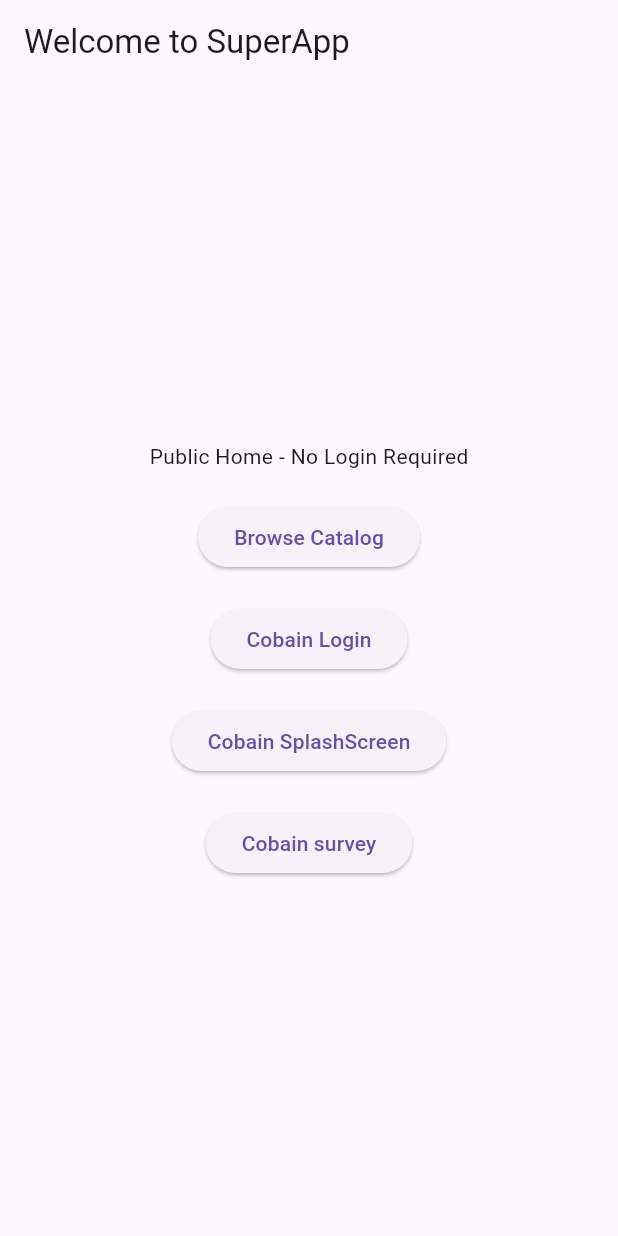
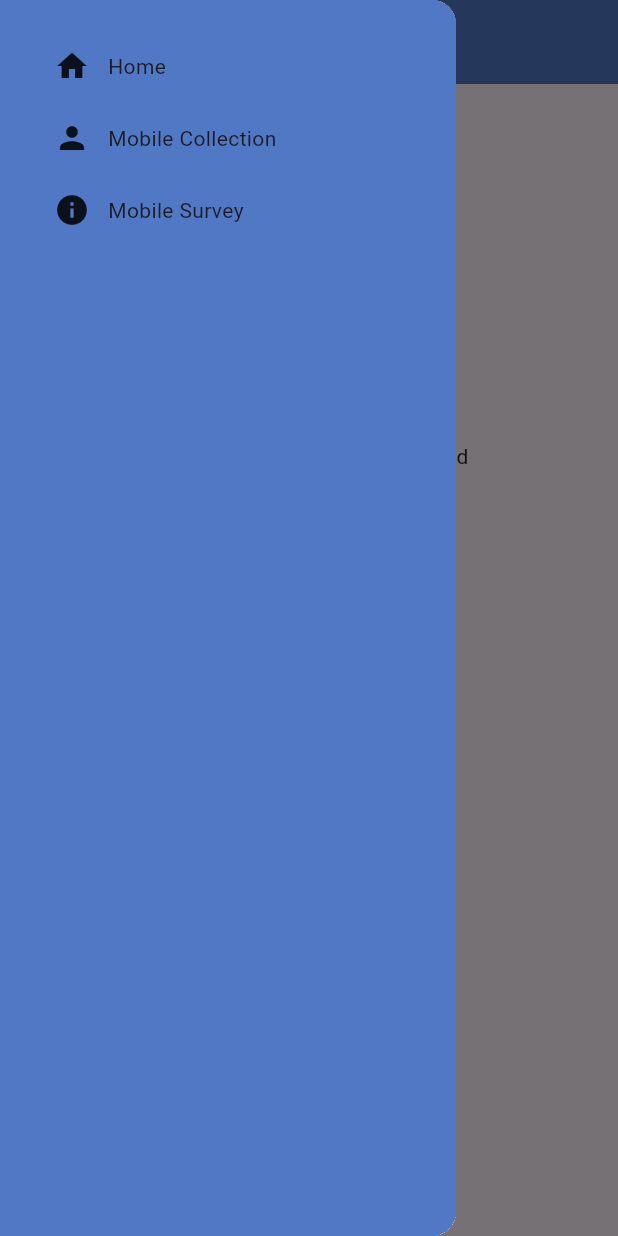
Before and after one commit to suzukifinanceindoensia/sufi-one, a Flutter app: the screen it shows after launch, with the side drawer open (before the commit the screen has no drawer), on a phone screen of 412 x 824 dp. Run offline on Flutter 3.47's test engine with Material 3 defaults, Android fonts, the phone set to English and light mode, and no system bars; our stand-ins replace geolocator, get, google_fonts, image_picker, logger; missing offline and left inert: installed_apps, onesignal_flutter.

Commit message:
add : sidebar

```diff
--- a/lib/app/modules/public/views/home_view.dart
+++ b/lib/app/modules/public/views/home_view.dart
@@ -1,5 +1,8 @@
 import 'package:flutter/material.dart';
 import 'package:get/get.dart';
+import 'package:sufi_one/app/modules/public/widgets/appbarWObutton.dart';
+import 'package:sufi_one/app/modules/public/widgets/appbarWsidebar.dart';
+import 'package:sufi_one/app/modules/public/widgets/sidebar.dart';
 import 'package:sufi_one/app/routes/app_routes.dart';
 
 class NavBarColor {
@@ -22,11 +25,17 @@ class _PublicHomePageState extends State<PublicHomePage> {
     const Center(child: Text('Chat')),
     const Center(child: Text('Akun')),
   ];
+  final GlobalKey<ScaffoldState> _scaffoldKey =
+      GlobalKey<ScaffoldState>();
 
   @override
   Widget build(BuildContext context) {
     return Scaffold(
-      appBar: AppBar(title: Text('Welcome to SuperApp')),
+      key:  _scaffoldKey,
+      appBar: SuzukiFinanceAppBarWsidebar(),
+      drawer: Drawer(
+        child: AppSidebar(),
+      ),
       body: Center(
         child: Column(
           mainAxisAlignment: MainAxisAlignment.center,
--- /dev/null
+++ b/lib/app/modules/public/widgets/appbarWsidebar.dart
@@ -0,0 +1,54 @@
+import 'package:flutter/material.dart';
+import 'package:sufi_one/app/theme/color_constant.dart';
+import 'package:sufi_one/app/theme/fontstyle.dart';
+
+class SuzukiFinanceAppBarWsidebar extends StatelessWidget
+    implements PreferredSizeWidget {
+  const SuzukiFinanceAppBarWsidebar({super.key, this.title = const Text('Register')});
+
+  final Widget title;
+
+  @override
+  Widget build(BuildContext context) {
+    return AppBar(
+      backgroundColor: AppColors.splashStart,
+      centerTitle:
+          false, // Consider making this configurable in the constructor if needed
+      toolbarHeight: 50,
+      automaticallyImplyLeading:
+          false, //  Important:  We'll add our own leading.
+      title: Row(
+        children: [
+          // Logo Suzuki
+          Image.asset(
+            'res/images/logo_suzuki.png', // Ganti dengan logo Suzuki kamu
+            height: 40,
+          ),
+          const SizedBox(width: 12),
+          // Judul
+          Column(
+            crossAxisAlignment: CrossAxisAlignment.start,
+            children: [
+              Text("Suzuki Finance", style: AppTextStyles.appBar),
+              Text(
+                'Kredit Resmi Suzuki',
+                style: AppTextStyles.appBarSmall,
+              ),
+            ],
+          ),
+        ],
+      ),
+      leading: IconButton(
+        //  Add the menu icon button here
+        icon: const Icon(Icons.menu),
+        onPressed: () {
+          // Use the Scaffold's key to open the drawer
+          Scaffold.of(context).openDrawer();
+        },
+      ),
+    );
+  }
+
+  @override
+  Size get preferredSize => const Size.fromHeight(kToolbarHeight);
+}
--- /dev/null
+++ b/lib/app/modules/public/widgets/sidebar.dart
@@ -0,0 +1,101 @@
+import 'package:flutter/material.dart';
+import 'package:sufi_one/app/routes/app_routes.dart';
+import 'package:sufi_one/app/theme/color_constant.dart';
+import 'package:get/get.dart';
+
+class AppSidebar extends StatelessWidget {
+
+  @override
+  Widget build(BuildContext context) {
+    final effectiveBackgroundColor = AppColors.splashStart;
+
+    return SizedBox(
+      width: 200,
+      child: Material(
+        color: effectiveBackgroundColor,
+        child: Padding(
+          padding: const EdgeInsets.all(20.0),
+          child: Column(
+            crossAxisAlignment: CrossAxisAlignment.start,
+            children: [
+              Expanded(
+                child: ListView(
+                  children: [
+                    SidebarItem(
+                      icon: const Icon(Icons.home),
+                      title: 'Home',
+                      onTap: () {
+                        Get.toNamed(AppRoutes.homepageCust);
+                      },
+                    ),
+                    SidebarItem(
+                      icon: const Icon(Icons.person),
+                      title: 'Mobile Collection',
+                      onTap: () {
+                        Get.toNamed(AppRoutes.mobileCollection);
+                      },
+                    ),
+                    SidebarItem(
+                      icon: const Icon(Icons.info),
+                      title: 'Mobile Survey',
+                      onTap: () {
+                        Get.toNamed(AppRoutes.mobileSurvey);
+                      },
+                    ),
+                  ],
+                ),
+              ),
+            ],
+          ),
+        ),
+      ),
+    );
+  }
+}
+
+class SidebarItem extends StatelessWidget {
+  final Widget? icon;
+  final String title;
+  final Widget? trailing;
+  final VoidCallback? onTap;
+  final Color? titleColor;
+  const SidebarItem({
+    super.key,
+    this.icon,
+    required this.title,
+    this.trailing,
+    this.onTap,
+    this.titleColor,
+  });
+
+  @override
+  Widget build(BuildContext context) {
+    final textStyle = TextStyle(
+        color:
+            titleColor ?? Theme.of(context).textTheme.bodyLarge?.color);
+    return InkWell(
+      onTap: onTap,
+      child: Padding(
+        padding: const EdgeInsets.symmetric(horizontal: 16.0, vertical: 12.0),
+        child: Row(
+          children: [
+            if (icon != null) ...[
+              icon!,
+              const SizedBox(width: 12.0),
+            ],
+            Expanded(
+              child: Text(
+                title,
+                style: textStyle,
+              ),
+            ),
+            if (trailing != null) ...[
+              const SizedBox(width: 12.0),
+              trailing!,
+            ],
+          ],
+        ),
+      ),
+    );
+  }
+}
```
